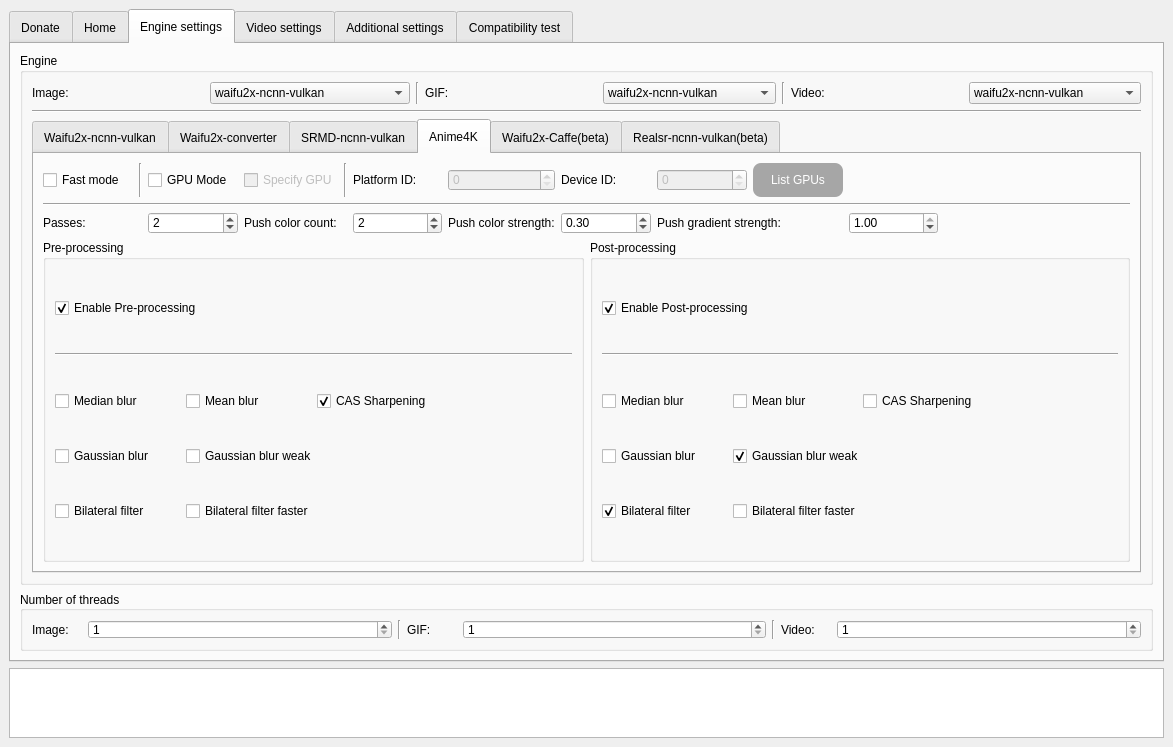
This is SRC/Waifu2x-Extension-QT/mainwindow.ui in AaronFeng753/Waifu2x-Extension-GUI as Qt 5 draws it before an edit. The edited form follows.
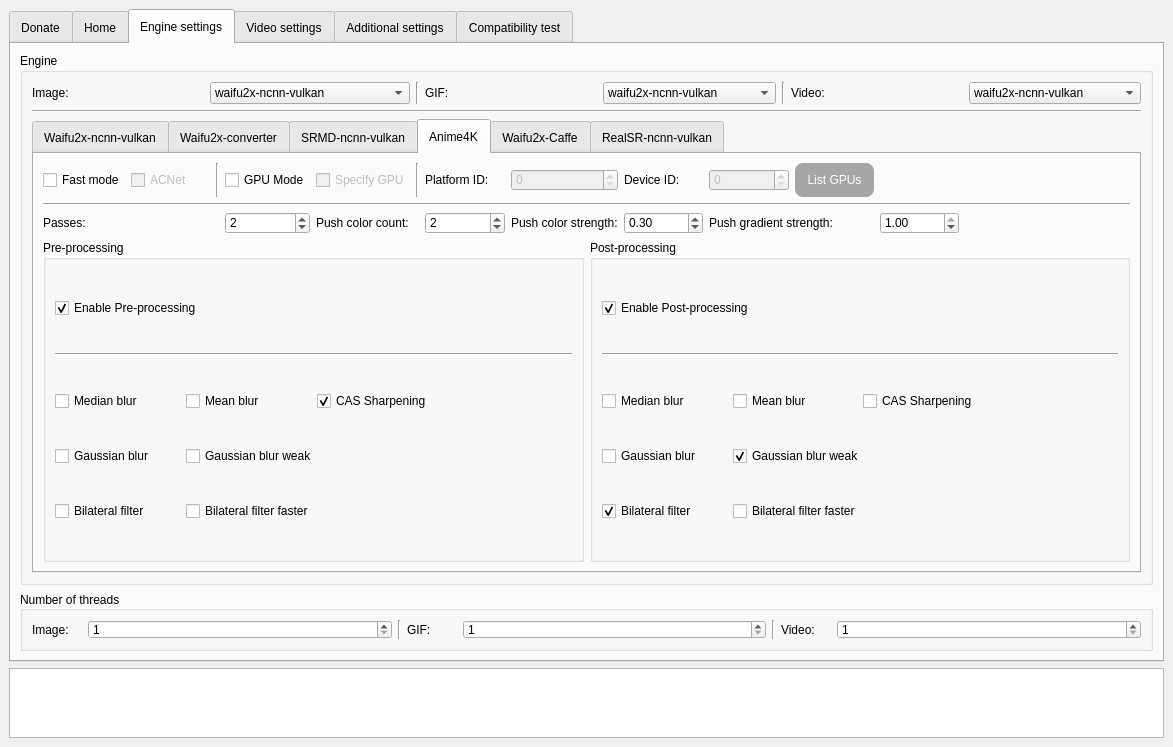
This is the edited form. The open tabs and pages were chosen to show the change. Icons and pictures are not drawn.

Commit message: 预先为Anime4K引擎加入ACNet支持.

Diff of the .ui file:
```diff
--- a/SRC/Waifu2x-Extension-QT/mainwindow.ui
+++ b/SRC/Waifu2x-Extension-QT/mainwindow.ui
@@ -2381,14 +2381,44 @@
 - [ Speed:★★★  Image Quality:★ ]</string>
               </attribute>
               <layout class="QGridLayout" name="gridLayout_5">
-               <item row="1" column="5">
-                <widget class="QLabel" name="label_19">
+               <item row="3" column="0">
+                <widget class="QLabel" name="label_48">
+                 <property name="toolTip">
+                  <string>Passes for processing.</string>
+                 </property>
                  <property name="text">
-                  <string>Platform ID:</string>
+                  <string>Passes:</string>
                  </property>
                 </widget>
                </item>
-               <item row="4" column="0" colspan="13">
+               <item row="3" column="9" colspan="2">
+                <widget class="QLabel" name="label_51">
+                 <property name="toolTip">
+                  <string>Strength for pushing gradient,range 0 to 1,higher for sharper.</string>
+                 </property>
+                 <property name="text">
+                  <string>Push gradient strength:</string>
+                 </property>
+                </widget>
+               </item>
+               <item row="2" column="0" colspan="14">
+                <widget class="Line" name="line_14">
+                 <property name="orientation">
+                  <enum>Qt::Horizontal</enum>
+                 </property>
+                </widget>
+               </item>
+               <item row="1" column="9">
+                <widget class="QSpinBox" name="spinBox_DeviceID_Anime4k">
+                 <property name="enabled">
+                  <bool>false</bool>
+                 </property>
+                 <property name="maximum">
+                  <number>999999999</number>
+                 </property>
+                </widget>
+               </item>
+               <item row="4" column="0" colspan="14">
                 <layout class="QHBoxLayout" name="horizontalLayout_2">
                  <item>
                   <widget class="QGroupBox" name="groupBox_5">
@@ -2560,47 +2590,127 @@
                  </item>
                 </layout>
                </item>
-               <item row="3" column="10">
-                <widget class="QDoubleSpinBox" name="doubleSpinBox_PushGradientStrength_Anime4K">
+               <item row="3" column="7">
+                <widget class="QLabel" name="label_50">
+                 <property name="toolTip">
+                  <string>Strength for pushing color,range 0 to 1,higher for thinner.</string>
+                 </property>
+                 <property name="text">
+                  <string>Push color strength:</string>
+                 </property>
+                </widget>
+               </item>
+               <item row="3" column="6">
+                <widget class="QSpinBox" name="spinBox_PushColorCount_Anime4K">
+                 <property name="minimum">
+                  <number>1</number>
+                 </property>
                  <property name="maximum">
-                  <double>1.000000000000000</double>
+                  <number>999999999</number>
                  </property>
-                 <property name="singleStep">
-                  <double>0.100000000000000</double>
+                 <property name="value">
+                  <number>2</number>
                  </property>
+                </widget>
+               </item>
+               <item row="1" column="0">
+                <widget class="QCheckBox" name="checkBox_FastMode_Anime4K">
+                 <property name="toolTip">
+                  <string>Faster but maybe low quality.</string>
+                 </property>
+                 <property name="text">
+                  <string>Fast mode</string>
+                 </property>
+                </widget>
+               </item>
+               <item row="3" column="3">
+                <widget class="QSpinBox" name="spinBox_Passes_Anime4K">
+                 <property name="minimum">
+                  <number>1</number>
+                 </property>
+                 <property name="maximum">
+                  <number>999999999</number>
+                 </property>
                  <property name="value">
-                  <double>1.000000000000000</double>
+                  <number>2</number>
                  </property>
                 </widget>
                </item>
                <item row="1" column="7">
+                <widget class="QSpinBox" name="spinBox_PlatformID_Anime4k">
+                 <property name="enabled">
+                  <bool>false</bool>
+                 </property>
+                 <property name="maximum">
+                  <number>999999999</number>
+                 </property>
+                </widget>
+               </item>
+               <item row="1" column="4">
+                <widget class="QCheckBox" name="checkBox_SpecifyGPU_Anime4k">
+                 <property name="enabled">
+                  <bool>false</bool>
+                 </property>
+                 <property name="text">
+                  <string>Specify GPU</string>
+                 </property>
+                </widget>
+               </item>
+               <item row="1" column="8">
                 <widget class="QLabel" name="label_20">
                  <property name="text">
                   <string>Device ID:</string>
                  </property>
                 </widget>
                </item>
-               <item row="3" column="0">
-                <widget class="QLabel" name="label_48">
-                 <property name="toolTip">
-                  <string>Passes for processing.</string>
+               <item row="1" column="2">
+                <widget class="Line" name="line_13">
+                 <property name="orientation">
+                  <enum>Qt::Vertical</enum>
                  </property>
+                </widget>
+               </item>
+               <item row="1" column="6">
+                <widget class="QLabel" name="label_19">
                  <property name="text">
-                  <string>Passes:</string>
+                  <string>Platform ID:</string>
                  </property>
                 </widget>
                </item>
-               <item row="1" column="8">
-                <widget class="QSpinBox" name="spinBox_DeviceID_Anime4k">
-                 <property name="enabled">
-                  <bool>false</bool>
+               <item row="1" column="5">
+                <widget class="Line" name="line_15">
+                 <property name="orientation">
+                  <enum>Qt::Vertical</enum>
                  </property>
+                </widget>
+               </item>
+               <item row="3" column="8">
+                <widget class="QDoubleSpinBox" name="doubleSpinBox_PushColorStrength_Anime4K">
                  <property name="maximum">
-                  <number>999999999</number>
+                  <double>1.000000000000000</double>
                  </property>
+                 <property name="singleStep">
+                  <double>0.100000000000000</double>
+                 </property>
+                 <property name="value">
+                  <double>0.300000000000000</double>
+                 </property>
                 </widget>
                </item>
-               <item row="1" column="9">
+               <item row="3" column="11">
+                <widget class="QDoubleSpinBox" name="doubleSpinBox_PushGradientStrength_Anime4K">
+                 <property name="maximum">
+                  <double>1.000000000000000</double>
+                 </property>
+                 <property name="singleStep">
+                  <double>0.100000000000000</double>
+                 </property>
+                 <property name="value">
+                  <double>1.000000000000000</double>
+                 </property>
+                </widget>
+               </item>
+               <item row="1" column="10">
                 <widget class="QPushButton" name="pushButton_ListGPUs_Anime4k">
                  <property name="enabled">
                   <bool>false</bool>
@@ -2640,47 +2750,7 @@
                  </property>
                 </widget>
                </item>
-               <item row="2" column="0" colspan="13">
-                <widget class="Line" name="line_14">
-                 <property name="orientation">
-                  <enum>Qt::Horizontal</enum>
-                 </property>
-                </widget>
-               </item>
-               <item row="3" column="5">
-                <widget class="QSpinBox" name="spinBox_PushColorCount_Anime4K">
-                 <property name="minimum">
-                  <number>1</number>
-                 </property>
-                 <property name="maximum">
-                  <number>999999999</number>
-                 </property>
-                 <property name="value">
-                  <number>2</number>
-                 </property>
-                </widget>
-               </item>
-               <item row="1" column="0">
-                <widget class="QCheckBox" name="checkBox_FastMode_Anime4K">
-                 <property name="toolTip">
-                  <string>Faster but maybe low quality.</string>
-                 </property>
-                 <property name="text">
-                  <string>Fast mode</string>
-                 </property>
-                </widget>
-               </item>
-               <item row="1" column="2">
-                <widget class="QCheckBox" name="checkBox_GPUMode_Anime4K">
-                 <property name="toolTip">
-                  <string>Enable GPU acceleration.</string>
-                 </property>
-                 <property name="text">
-                  <string>GPU Mode</string>
-                 </property>
-                </widget>
-               </item>
-               <item row="3" column="3">
+               <item row="3" column="4">
                 <widget class="QLabel" name="label_49">
                  <property name="toolTip">
                   <string>Limit the number of color pushes.</string>
@@ -2690,83 +2760,26 @@
                  </property>
                 </widget>
                </item>
-               <item row="3" column="8" colspan="2">
-                <widget class="QLabel" name="label_51">
-                 <property name="toolTip">
-                  <string>Strength for pushing gradient,range 0 to 1,higher for sharper.</string>
-                 </property>
-                 <property name="text">
-                  <string>Push gradient strength:</string>
-                 </property>
-                </widget>
-               </item>
-               <item row="1" column="1">
-                <widget class="Line" name="line_13">
-                 <property name="orientation">
-                  <enum>Qt::Vertical</enum>
-                 </property>
-                </widget>
-               </item>
-               <item row="3" column="7">
-                <widget class="QDoubleSpinBox" name="doubleSpinBox_PushColorStrength_Anime4K">
-                 <property name="maximum">
-                  <double>1.000000000000000</double>
-                 </property>
-                 <property name="singleStep">
-                  <double>0.100000000000000</double>
-                 </property>
-                 <property name="value">
-                  <double>0.300000000000000</double>
-                 </property>
-                </widget>
-               </item>
-               <item row="3" column="2">
-                <widget class="QSpinBox" name="spinBox_Passes_Anime4K">
-                 <property name="minimum">
-                  <number>1</number>
-                 </property>
-                 <property name="maximum">
-                  <number>999999999</number>
-                 </property>
-                 <property name="value">
-                  <number>2</number>
-                 </property>
-                </widget>
-               </item>
                <item row="1" column="3">
-                <widget class="QCheckBox" name="checkBox_SpecifyGPU_Anime4k">
-                 <property name="enabled">
-                  <bool>false</bool>
+                <widget class="QCheckBox" name="checkBox_GPUMode_Anime4K">
+                 <property name="toolTip">
+                  <string>Enable GPU acceleration.</string>
                  </property>
                  <property name="text">
-                  <string>Specify GPU</string>
+                  <string>GPU Mode</string>
                  </property>
                 </widget>
                </item>
-               <item row="1" column="6">
-                <widget class="QSpinBox" name="spinBox_PlatformID_Anime4k">
+               <item row="1" column="1">
+                <widget class="QCheckBox" name="checkBox_ACNet_Anime4K">
                  <property name="enabled">
                   <bool>false</bool>
                  </property>
-                 <property name="maximum">
-                  <number>999999999</number>
-                 </property>
-                </widget>
-               </item>
-               <item row="3" column="6">
-                <widget class="QLabel" name="label_50">
                  <property name="toolTip">
                   <string>Strength for pushing color,range 0 to 1,higher for thinner.</string>
                  </property>
                  <property name="text">
-                  <string>Push color strength:</string>
-                 </property>
-                </widget>
-               </item>
-               <item row="1" column="4">
-                <widget class="Line" name="line_15">
-                 <property name="orientation">
-                  <enum>Qt::Vertical</enum>
+                  <string notr="true">ACNet</string>
                  </property>
                 </widget>
                </item>
@@ -2774,7 +2787,7 @@
              </widget>
              <widget class="QWidget" name="tab">
               <attribute name="title">
-               <string>Waifu2x-Caffe(beta)</string>
+               <string notr="true">Waifu2x-Caffe</string>
               </attribute>
               <attribute name="toolTip">
                <string>Waifu2x-Caffe:
@@ -3035,7 +3048,7 @@
              </widget>
              <widget class="QWidget" name="tab_2">
               <attribute name="title">
-               <string>Realsr-ncnn-vulkan(beta)</string>
+               <string notr="true">RealSR-ncnn-vulkan</string>
               </attribute>
               <attribute name="toolTip">
                <string>RealSR-NCNN-Vulkan:
```
Left out of the diff: 17 changed lines with no effect on the pictures. The commit also changes 5 other files.
